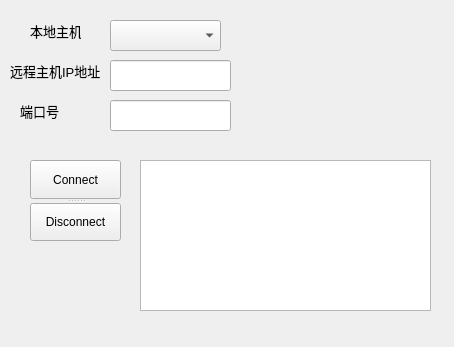
This is socketwidget.ui in yao-bo/SLMP as Qt 5 draws it before an edit. The edited form follows.
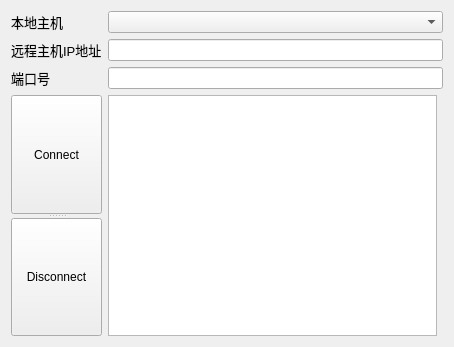
This is the edited form.

What changed in the file:
```diff
--- a/socketwidget.ui
+++ b/socketwidget.ui
@@ -13,25 +13,27 @@
   <property name="windowTitle">
    <string>Form</string>
   </property>
-  <widget class="QLineEdit" name="lineEdit_Port">
-   <property name="geometry">
-    <rect>
-     <x>110</x>
-     <y>100</y>
-     <width>121</width>
-     <height>31</height>
-    </rect>
-   </property>
-  </widget>
+  <layout class="QGridLayout" name="gridLayout">
+   <item row="0" column="1" colspan="2">
+    <widget class="QComboBox" name="comboBox"/>
+   </item>
+   <item row="2" column="1" colspan="2">
+    <widget class="QLineEdit" name="lineEdit_Port"/>
+   </item>
+   <item row="2" column="0">
+    <widget class="QLabel" name="label_2">
+     <property name="font">
+      <font>
+       <pointsize>10</pointsize>
+      </font>
+     </property>
+     <property name="text">
+      <string>端口号</string>
+     </property>
+    </widget>
+   </item>
+   <item row="0" column="0">
   <widget class="QLabel" name="label_3">
-   <property name="geometry">
-    <rect>
-     <x>30</x>
-     <y>20</y>
-     <width>51</width>
-     <height>21</height>
-    </rect>
-   </property>
    <property name="font">
     <font>
      <pointsize>10</pointsize>
@@ -41,15 +43,9 @@
     <string>本地主机</string>
    </property>
   </widget>
+   </item>
+   <item row="1" column="0">
   <widget class="QLabel" name="label">
-   <property name="geometry">
-    <rect>
-     <x>10</x>
-     <y>60</y>
-     <width>91</width>
-     <height>21</height>
-    </rect>
-   </property>
    <property name="font">
     <font>
      <pointsize>10</pointsize>
@@ -59,43 +55,12 @@
     <string>远程主机IP地址</string>
    </property>
   </widget>
-  <widget class="QLineEdit" name="lineEdit_IP">
-   <property name="geometry">
-    <rect>
-     <x>110</x>
-     <y>60</y>
-     <width>121</width>
-     <height>31</height>
-    </rect>
-   </property>
-  </widget>
-  <widget class="QLabel" name="label_2">
-   <property name="geometry">
-    <rect>
-     <x>20</x>
-     <y>100</y>
-     <width>51</width>
-     <height>21</height>
-    </rect>
-   </property>
-   <property name="font">
-    <font>
-     <pointsize>10</pointsize>
-    </font>
-   </property>
-   <property name="text">
-    <string>端口号</string>
-   </property>
-  </widget>
+   </item>
+   <item row="1" column="1" colspan="2">
+    <widget class="QLineEdit" name="lineEdit_IP"/>
+   </item>
+   <item row="3" column="0">
   <widget class="QSplitter" name="splitter">
-   <property name="geometry">
-    <rect>
-     <x>30</x>
-     <y>160</y>
-     <width>91</width>
-     <height>81</height>
-    </rect>
-   </property>
    <property name="orientation">
     <enum>Qt::Vertical</enum>
    </property>
@@ -110,26 +75,11 @@
     </property>
    </widget>
   </widget>
-  <widget class="QComboBox" name="comboBox">
-   <property name="geometry">
-    <rect>
-     <x>110</x>
-     <y>20</y>
-     <width>111</width>
-     <height>31</height>
-    </rect>
-   </property>
-  </widget>
-  <widget class="QTextBrowser" name="textBrowser_ReceiveText">
-   <property name="geometry">
-    <rect>
-     <x>140</x>
-     <y>160</y>
-     <width>291</width>
-     <height>151</height>
-    </rect>
-   </property>
-  </widget>
+   </item>
+   <item row="3" column="1">
+    <widget class="QTextBrowser" name="textBrowser_ReceiveText"/>
+   </item>
+  </layout>
  </widget>
  <resources/>
  <connections/>
```
Lines whose indentation alone changed are shown as unchanged.
